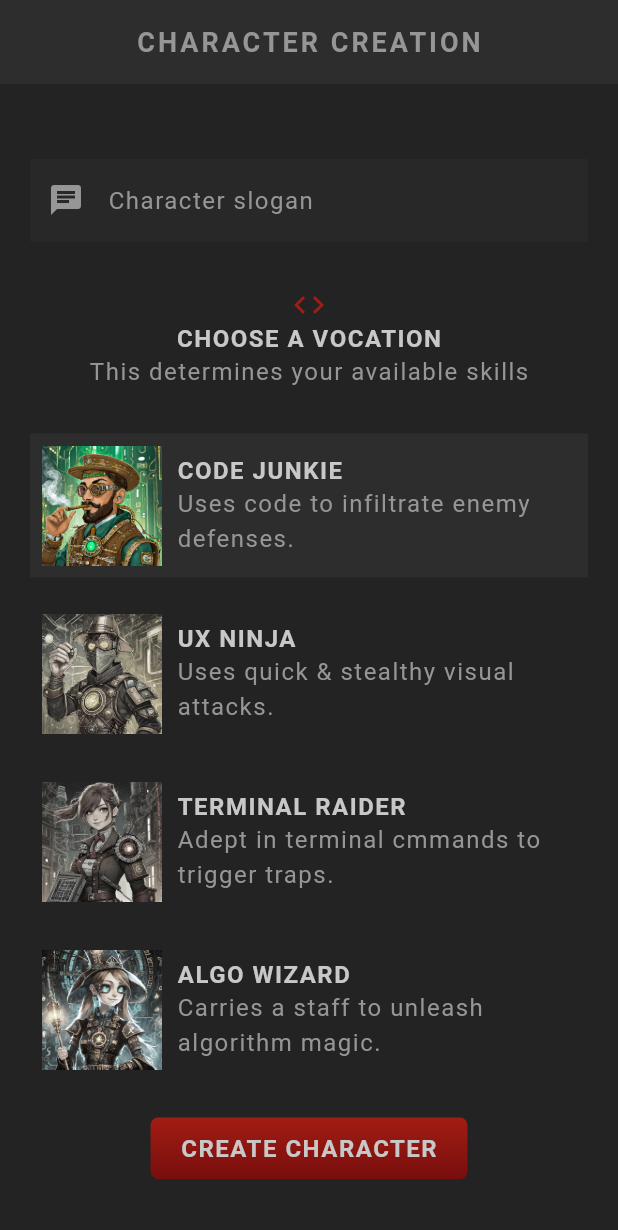
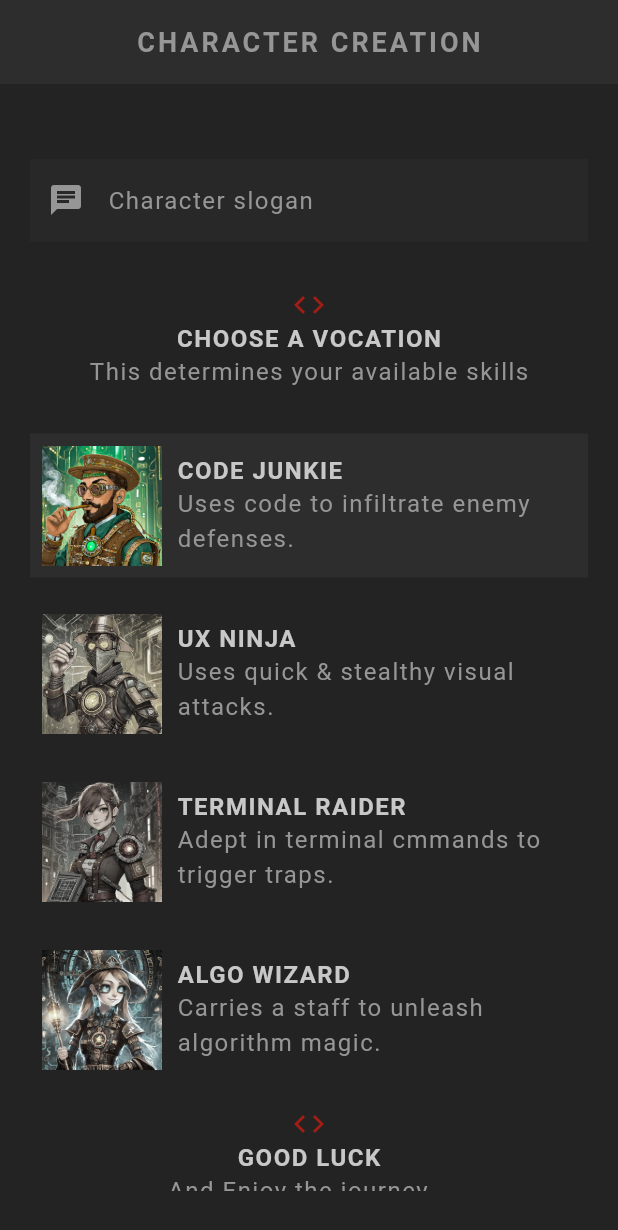
Before and after one commit to muindetuva/rpg, a Flutter app: the screen it shows after launch, scrolled down 153 dp, on a phone screen of 412 x 824 dp. Shown: the top 1230 px of the screen. Run offline on Flutter 3.47's test engine with Material 3 defaults, Android fonts, the phone set to English and light mode, and no system bars; our stand-ins replace google_fonts; Roboto replaces fonts that are missing (Kanit).

Commit message:
Handle submitted data

```diff
--- a/lib/screens/create/create.dart
+++ b/lib/screens/create/create.dart
@@ -1,10 +1,14 @@
 import 'package:flutter/material.dart';
+import 'package:rpg/models/character.dart';
 import 'package:rpg/models/vocation.dart';
 import 'package:rpg/screens/create/vocation_card.dart';
 import 'package:rpg/shared/styled_button.dart';
 import 'package:rpg/shared/styled_text.dart';
 import 'package:rpg/theme.dart';
 import 'package:google_fonts/google_fonts.dart';
+import 'package:uuid/uuid.dart';
+
+var uuid = const Uuid();
 
 class Create extends StatefulWidget {
   const Create({super.key});
@@ -37,17 +41,21 @@ class _CreateState extends State<Create> {
   void handleSubmit() {
     if (_nameController.text.trim().isEmpty) {
       // some error
-      print("Name must not be empty");
       return;
     }
     if (_sloganController.text.trim().isEmpty) {
       // some error
-      print("Slogan must not be empty");
       return;
     }
 
-    print(_nameController.text);
-    print(_sloganController.text);
+    characters.add(
+      Character(
+        name: _nameController.text,
+        slogan: _sloganController.text,
+        vocation: selectedVocation,
+        id: uuid.v4(),
+      ),
+    );
   }
 
   @override
@@ -140,6 +148,21 @@ class _CreateState extends State<Create> {
                   vocation: Vocation.wizard,
                 ),
 
+                // Select vocation title
+                Center(
+                  child: Icon(
+                    Icons.code,
+                    color: AppColors.primaryColor,
+                  ),
+                ),
+                Center(
+                  child: StyledHeading("Good Luck"),
+                ),
+                Center(
+                  child: StyledText("And Enjoy the journey..."),
+                ),
+                SizedBox(height: 20),
+
                 Center(
                   child: StyledButton(
                       onPressed: handleSubmit,
--- a/lib/screens/create/vocation_card.dart
+++ b/lib/screens/create/vocation_card.dart
@@ -2,6 +2,7 @@ import 'package:flutter/material.dart';
 import 'package:rpg/models/vocation.dart';
 import 'package:rpg/shared/styled_text.dart';
 import 'package:rpg/theme.dart';
+
 
 class VocationCard extends StatelessWidget {
   const VocationCard(
--- a/pubspec.yaml
+++ b/pubspec.yaml
@@ -35,6 +35,7 @@ dependencies:
   # Use with the CupertinoIcons class for iOS style icons.
   cupertino_icons: ^1.0.8
   google_fonts: ^6.2.1
+  uuid: ^4.5.1
 
 dev_dependencies:
   flutter_test:
```
Also changed, not shown: pubspec.lock.
